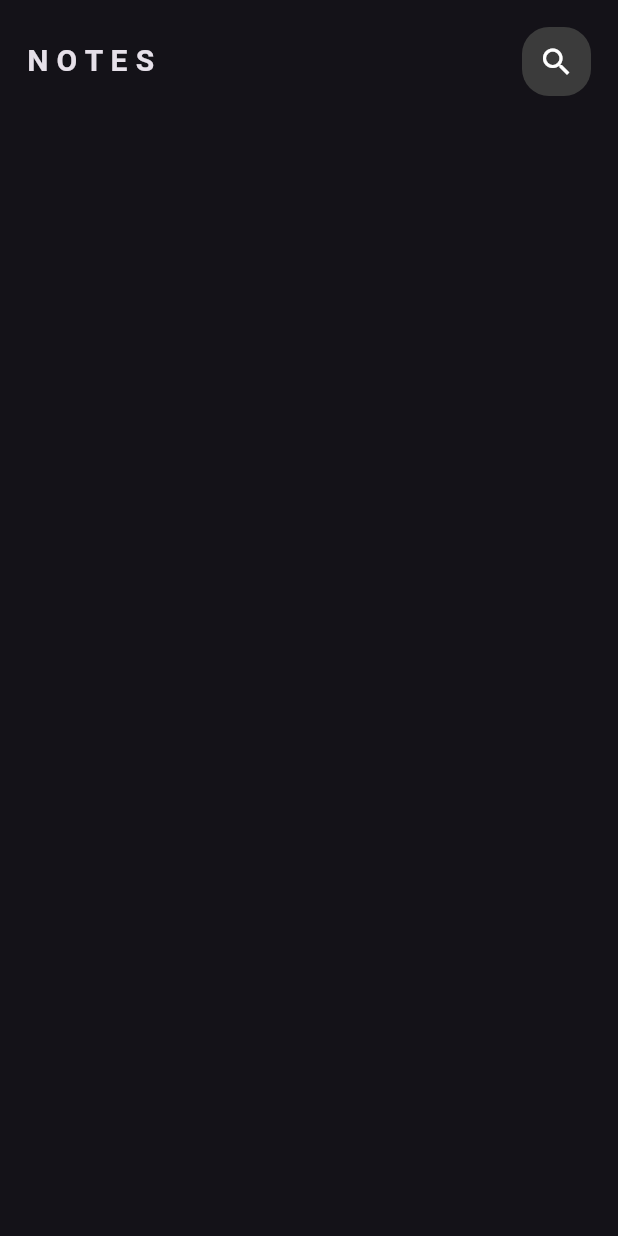
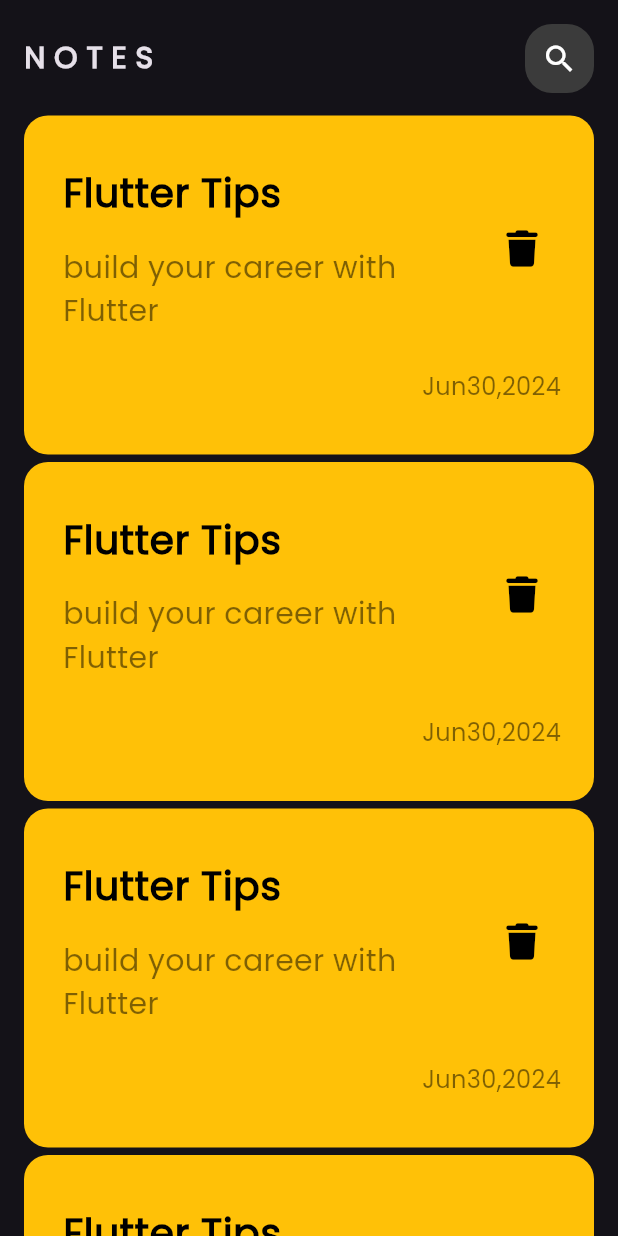
Before and after one commit to mohame12/Note_App, a Flutter app: the screen it shows after launch, on a phone screen of 412 x 824 dp. Run offline on Flutter 3.47's test engine with Material 3 defaults, Android fonts, the phone set to English and light mode, and no system bars; our stand-ins replace font_awesome_flutter.

Commit message:
Create listView and ListView Widget

```diff
--- a/lib/main.dart
+++ b/lib/main.dart
@@ -2,18 +2,22 @@ import 'package:flutter/material.dart';
 import 'package:note_app/views/note_view.dart';
 void main()
 {
-  runApp(MyApp());
+  runApp(const MyApp());
 }
 
 
-class MyApp extends StatelessWidget {  @override
+class MyApp extends StatelessWidget {
+  const MyApp({super.key});
+  @override
   Widget build(BuildContext context) {
   return MaterialApp(
-    theme: ThemeData(brightness: Brightness.dark),
+    theme: ThemeData(
+        brightness: Brightness.dark,
+    fontFamily: 'Poppins'),
 
     debugShowCheckedModeBanner: false,
     routes: {
-      NoteView.id:(context)=>NoteView(),
+      NoteView.id:(context)=>const NoteView(),
     },
     initialRoute: NoteView.id,
   );
--- a/lib/views/note_view.dart
+++ b/lib/views/note_view.dart
@@ -7,7 +7,7 @@ class NoteView extends StatelessWidget {
   static const String id='HomeScreen';
   @override
   Widget build(BuildContext context) {
-    return const SafeArea(
+    return  const SafeArea(
       child: Scaffold(
         body: NoteViewBody(),
       ),
--- a/lib/widgets/custom_appbar.dart
+++ b/lib/widgets/custom_appbar.dart
@@ -6,15 +6,12 @@ class CustomAppbar extends StatelessWidget {
 
   @override
   Widget build(BuildContext context) {
-    return const Padding(
-      padding: EdgeInsets.all(18),
-      child: Row(
-        children: [
-          Text('N O T E S',style: TextStyle(fontWeight: FontWeight.bold,fontSize: 20),),
-          Spacer(flex: 1,),
-          CustomSearchIcon()
-        ],
-      ),
+    return const Row(
+      children: [
+        Text('N O T E S',style: TextStyle(fontWeight: FontWeight.bold,fontSize: 20),),
+        Spacer(flex: 1,),
+        CustomSearchIcon()
+      ],
     );
   }
 }
--- a/lib/widgets/custom_search_icon.dart
+++ b/lib/widgets/custom_search_icon.dart
@@ -13,7 +13,7 @@ class CustomSearchIcon extends StatelessWidget {
         height: 46,
         width: 46,
         decoration: BoxDecoration(
-            color: Color(0xff3B3B3B),
+            color: const Color(0xff3B3B3B),
             borderRadius: BorderRadius.circular(18)
         ),
         child: const Icon(Icons.search),
--- /dev/null
+++ b/lib/widgets/list_view.dart
@@ -0,0 +1,21 @@
+import 'package:flutter/material.dart';
+import 'note_Item_on_listview.dart';
+
+class ListViewWidget extends StatelessWidget {
+  const ListViewWidget({super.key});
+
+  @override
+  Widget build(BuildContext context) {
+    return  Expanded(child: Padding(
+      padding: const EdgeInsetsDirectional.only(top: 10),
+      child: ListView.builder(
+        physics: const BouncingScrollPhysics(),
+        itemBuilder: (context, index) =>  const Padding(
+          padding: EdgeInsetsDirectional.only(top: 5),
+          child: NoteItem(),
+        ),
+        itemCount: 10,
+      ),
+    ));
+  }
+}
--- /dev/null
+++ b/lib/widgets/note_Item_on_listview.dart
@@ -0,0 +1,38 @@
+import 'package:flutter/material.dart';
+import 'package:font_awesome_flutter/font_awesome_flutter.dart';
+
+class NoteItem extends StatelessWidget {
+  const NoteItem({
+    super.key,
+  });
+
+  @override
+  Widget build(BuildContext context) {
+    return Container(
+      decoration: BoxDecoration(
+          borderRadius: BorderRadius.circular(16),
+          color: Colors.amber
+      ),
+      child:  Padding(
+        padding: const EdgeInsetsDirectional.only(top: 24,start: 10,bottom: 24),
+        child: Column(
+          crossAxisAlignment: CrossAxisAlignment.end,
+          children: [
+            ListTile(
+              title: const Text('Flutter Tips',style: TextStyle(fontWeight: FontWeight.bold,fontFamily: 'Poppins',color: Colors.black,fontSize: 26),),
+              subtitle:  Padding(
+                padding: const EdgeInsetsDirectional.only(top: 16),
+                child: Text('build your career with Flutter',style: TextStyle(fontFamily: 'Poppins',color: Colors.black.withOpacity(0.5),fontSize: 20),),
+              ),
+              trailing: IconButton(onPressed: (){}, icon:const Icon(FontAwesomeIcons.trash,color: Colors.black,size: 24,)),
+            ),
+             Padding(
+              padding: const EdgeInsetsDirectional.only(end: 22,top: 16,bottom: 10 ),
+              child: Text('Jun30,2024',style: TextStyle(fontSize: 16,color: Colors.black.withOpacity(0.5)),),
+            )
+          ],
+        ),
+      ),
+    );
+  }
+}
--- a/lib/widgets/note_view_body.dart
+++ b/lib/widgets/note_view_body.dart
@@ -1,15 +1,22 @@
 import 'package:flutter/material.dart';
 import 'package:note_app/widgets/custom_appbar.dart';
+import 'package:note_app/widgets/list_view.dart';
 
 class NoteViewBody extends StatelessWidget {
   const NoteViewBody({super.key});
 
   @override
   Widget build(BuildContext context) {
-    return const Column(
-      children: [
-        CustomAppbar(),
-      ],
+    return   const Padding(
+      padding: EdgeInsetsDirectional.only(top: 16,start: 16,end: 16),
+      child: Column(
+        children: [
+
+         CustomAppbar(),
+
+          ListViewWidget()
+        ],
+      ),
     );
   }
 }
```
Also changed, not shown: pubspec.yaml (+7 -7 lines), assets/fonts/Poppins-Regular.ttf (added), pubspec.lock.
